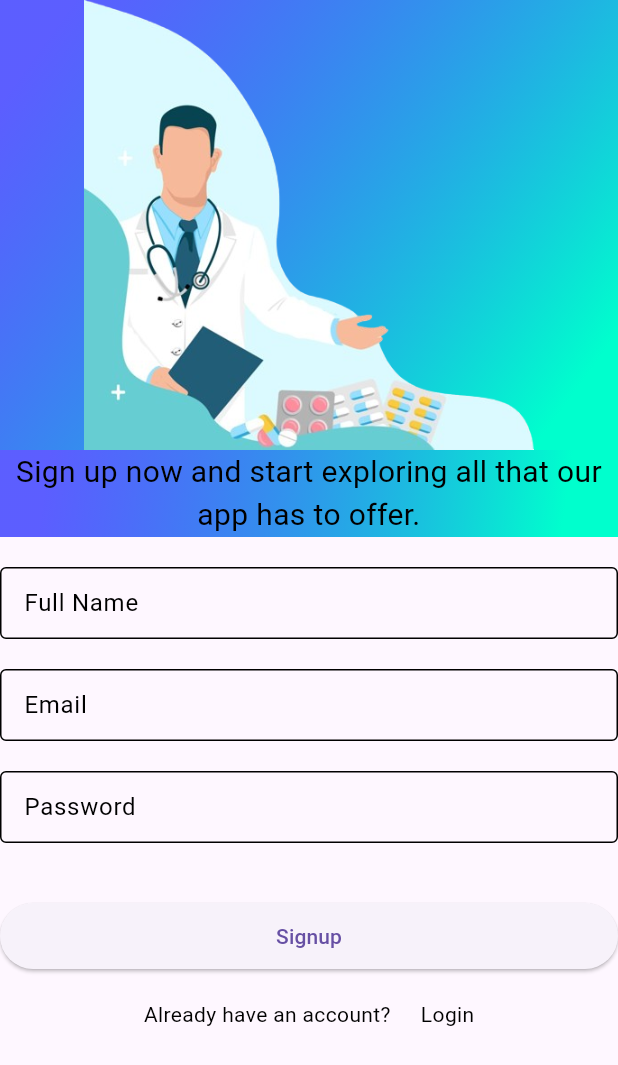
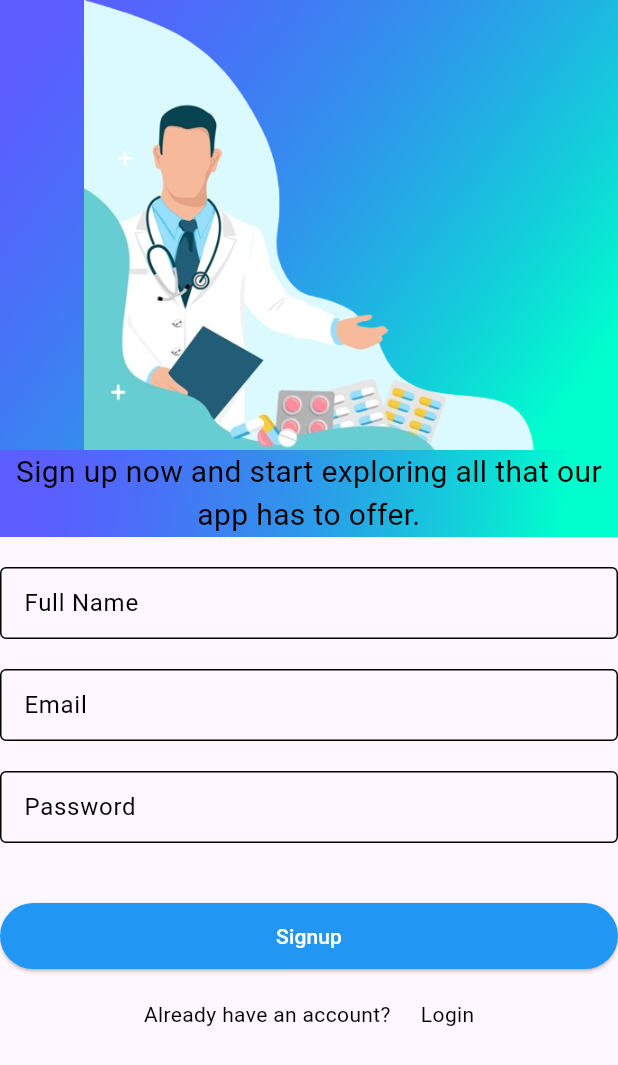
Before and after one commit to princedesai012/doctor, a Flutter app: the screen it shows after launch, after a tap on "Signup", on a phone screen of 412 x 824 dp. Shown: the top 1065 px of the screen. Run offline on Flutter 3.47's test engine with Material 3 defaults, Android fonts, the phone set to English and light mode, and no system bars; our stand-ins replace cloud_firestore, firebase_auth, firebase_core, get, velocity_x; accounts and stored records are empty; network calls fail; Roboto replaces fonts that are missing (nunito_bold).

Commit message:
update button

```diff
--- a/lib/res/components/custom_button.dart
+++ b/lib/res/components/custom_button.dart
@@ -3,7 +3,8 @@ import 'package:doctor/consts/consts.dart';
 class CustomButton extends StatelessWidget {
   final Function()? onTap;
   final String buttonText;
-  const CustomButton({super.key,required this.buttonText, required this.onTap});
+  final Color? textColor;
+  const CustomButton({super.key,required this.buttonText, this.textColor, required this.onTap});
 
   @override
   Widget build(BuildContext context) {
@@ -13,6 +14,8 @@ class CustomButton extends StatelessWidget {
       child: ElevatedButton(
         style: ElevatedButton.styleFrom(
             shape: const StadiumBorder(),
+          backgroundColor: Colors.blue,
+          foregroundColor: textColor ?? Colors.white,
         ),
         onPressed: onTap,
         child: buttonText.text.make(),
```
